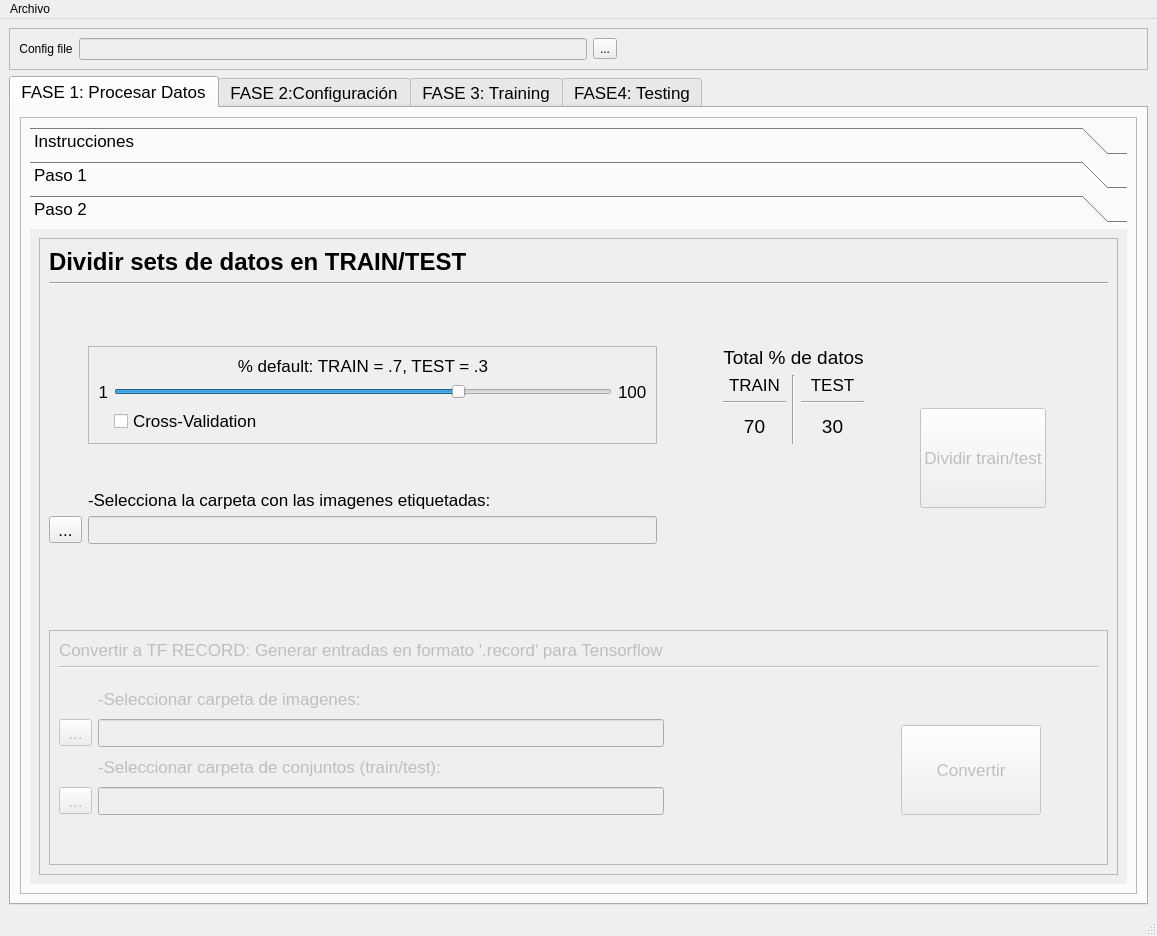
Before: the Qt Designer form src/GUI/Principal.ui in mrguz170/LKE, drawn with Qt 5.
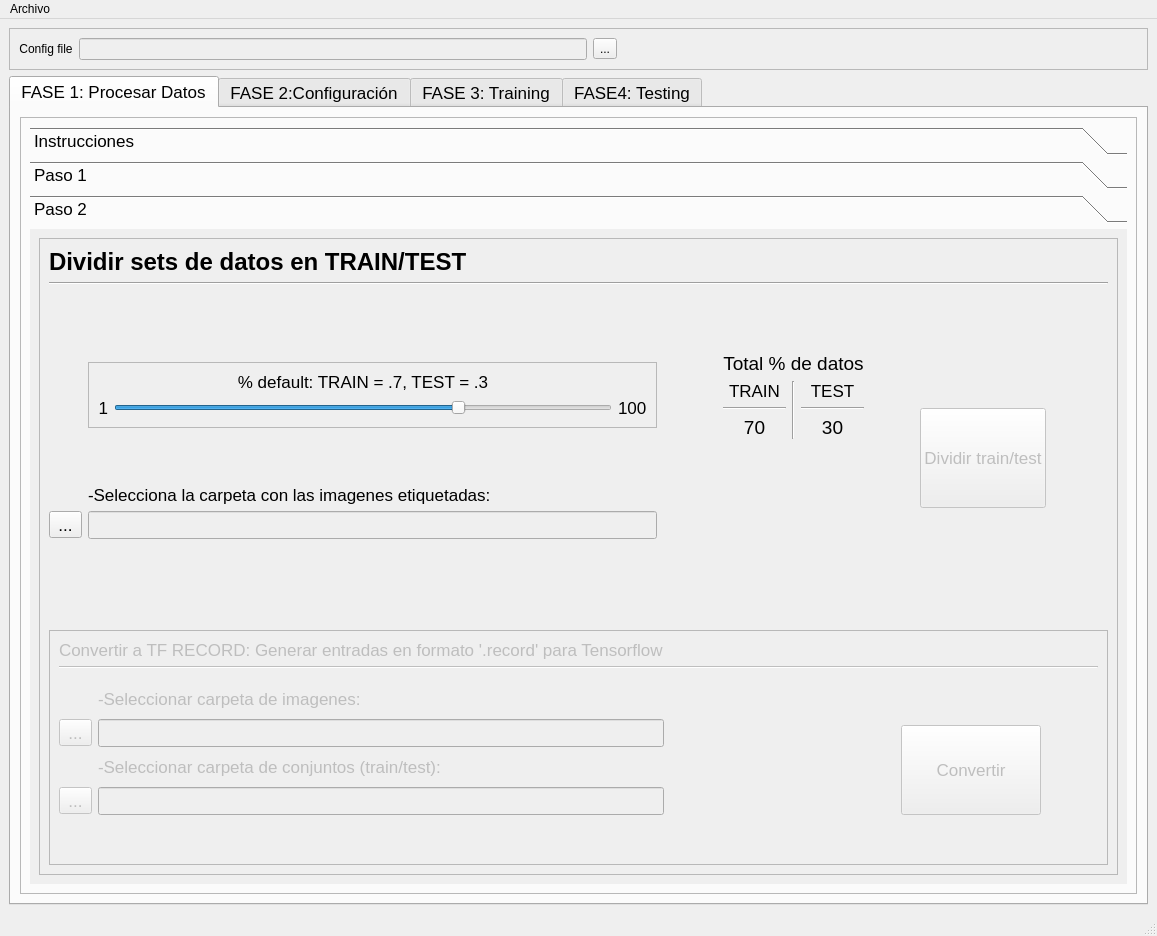
After: the same form once the commit is applied. The open tabs and pages were chosen to show the change.

Patch:
```diff
--- a/src/GUI/Principal.ui
+++ b/src/GUI/Principal.ui
@@ -363,8 +363,8 @@
                  <rect>
                   <x>0</x>
                   <y>0</y>
-                  <width>1046</width>
-                  <height>569</height>
+                  <width>1095</width>
+                  <height>647</height>
                  </rect>
                 </property>
                 <attribute name="label">
@@ -863,13 +863,6 @@
                            </property>
                           </widget>
                          </item>
-                         <item row="3" column="5">
-                          <widget class="QCheckBox" name="checkBox">
-                           <property name="text">
-                            <string>Cross-Validation</string>
-                           </property>
-                          </widget>
-                         </item>
                          <item row="0" column="5">
                           <widget class="QLabel" name="label_15">
                            <property name="text">
```
Left out of the diff: 8 changed lines with no effect on the pictures.
